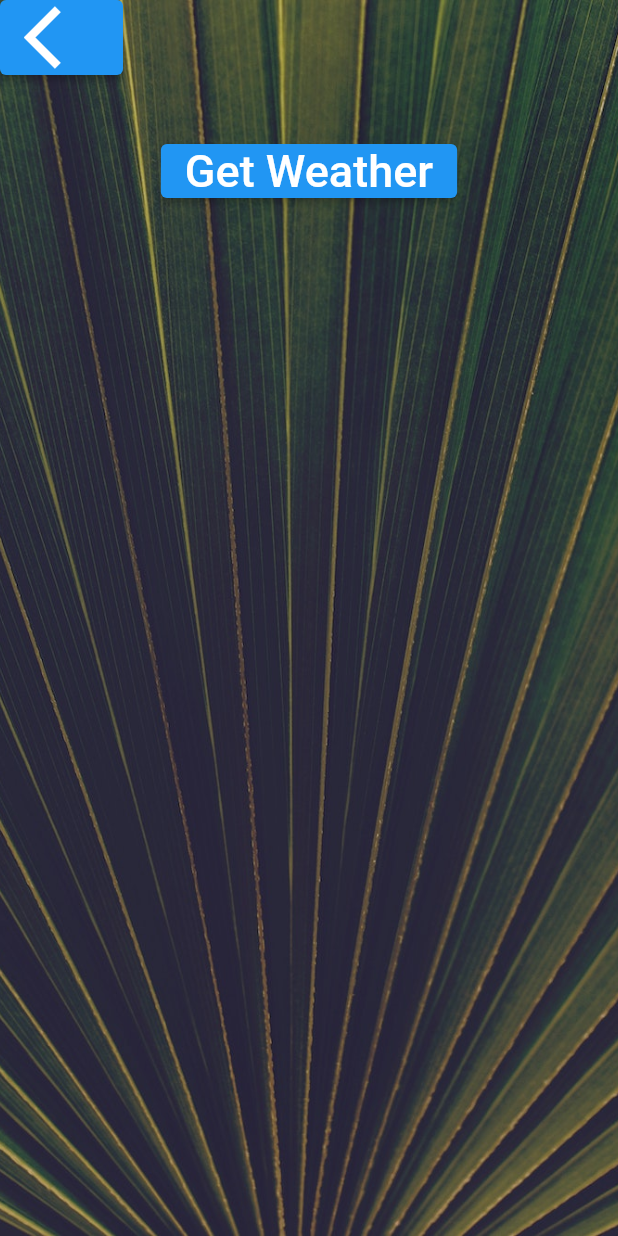
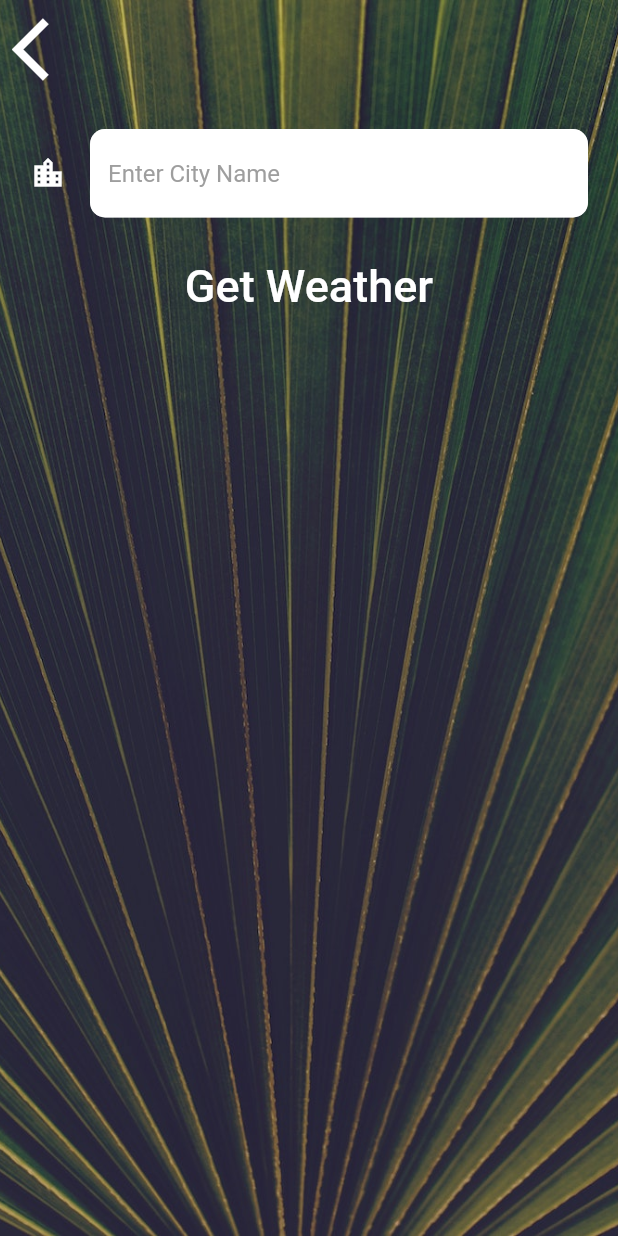
Before and after one commit to danaFlorescu/clima, a Flutter app: the CityScreen screen opened directly, on a phone screen of 412 x 824 dp. Run offline on Flutter 3.47's test engine with Material 2 defaults, Android fonts, the phone set to English and light mode, and no system bars; our stand-ins replace flutter_spinkit, geolocator; network calls fail; Roboto replaces fonts that are missing (Spartan MB).

Commit message:
styling the city screen

```diff
--- a/lib/constants.dart
+++ b/lib/constants.dart
@@ -10,11 +10,29 @@ const kMessageTextStyle = TextStyle(
   fontSize: 60.0,
 );
 
-const kButtonTextStyle = TextStyle(
-  fontSize: 30.0,
-  fontFamily: 'Spartan MB',
-);
+const kButtonTextStyle =
+    TextStyle(fontSize: 30.0, fontFamily: 'Spartan MB', color: Colors.white);
 
 const kConditionTextStyle = TextStyle(
   fontSize: 100.0,
 );
+const KTextFieldInputDecoration = InputDecoration(
+  filled: true,
+  fillColor: Colors.white,
+  icon: Icon(
+    Icons.location_city,
+    color: Colors.white,
+  ),
+  hintText: 'Enter City Name',
+  hintStyle: TextStyle(
+    color: Colors.grey,
+  ),
+  border: OutlineInputBorder(
+    borderRadius: BorderRadius.all(
+      Radius.circular(
+        10.0,
+      ),
+      //borderSide: BorderSide.none;
+    ),
+  ),
+);
--- a/lib/screens/city_screen.dart
+++ b/lib/screens/city_screen.dart
@@ -23,19 +23,27 @@ class _CityScreenState extends State<CityScreen> {
             children: <Widget>[
               Align(
                 alignment: Alignment.topLeft,
-                child: ElevatedButton(
+                child: TextButton(
                   onPressed: () {},
                   child: Icon(
                     Icons.arrow_back_ios,
                     size: 50.0,
+                    color: Colors.white,
                   ),
                 ),
               ),
               Container(
                 padding: EdgeInsets.all(20.0),
-                child: null,
+                child: TextField(
+                    style: TextStyle(
+                      color: Colors.black,
+                    ),
+                    decoration: KTextFieldInputDecoration,
+                    onChanged: (value) {
+                      //cityName = value;
+                    }),
               ),
-              ElevatedButton(
+              TextButton(
                 onPressed: () {},
                 child: Text(
                   'Get Weather',
--- a/lib/screens/location_screen.dart
+++ b/lib/screens/location_screen.dart
@@ -1,6 +1,7 @@
 import 'package:flutter/material.dart';
 import 'package:clima/constants.dart';
 import 'package:clima/services/weather.dart';
+import 'package:clima/screens/city_screen.dart';
 
 class LocationScreen extends StatefulWidget {
   LocationScreen({this.locationWeather});
@@ -69,7 +70,10 @@ class _LocationScreenState extends State<LocationScreen> {
                 mainAxisAlignment: MainAxisAlignment.spaceBetween,
                 children: <Widget>[
                   TextButton(
-                    onPressed: () {},
+                    onPressed: () async {
+                      var weatherData = await weather.getLocationWeather();
+                      updateUI(weatherData);
+                    },
                     child: Icon(
                       Icons.near_me,
                       size: 50.0,
@@ -77,9 +81,11 @@ class _LocationScreenState extends State<LocationScreen> {
                     ),
                   ),
                   TextButton(
-                    onPressed: () async {
-                      var weatherData = await weather.getLocationWeather();
-                      updateUI(weatherData);
+                    onPressed: () {
+                      Navigator.push(context,
+                          MaterialPageRoute(builder: (context) {
+                        return CityScreen();
+                      }));
                     },
                     child: Icon(Icons.location_city,
                         size: 50.0, color: Colors.white),
```
